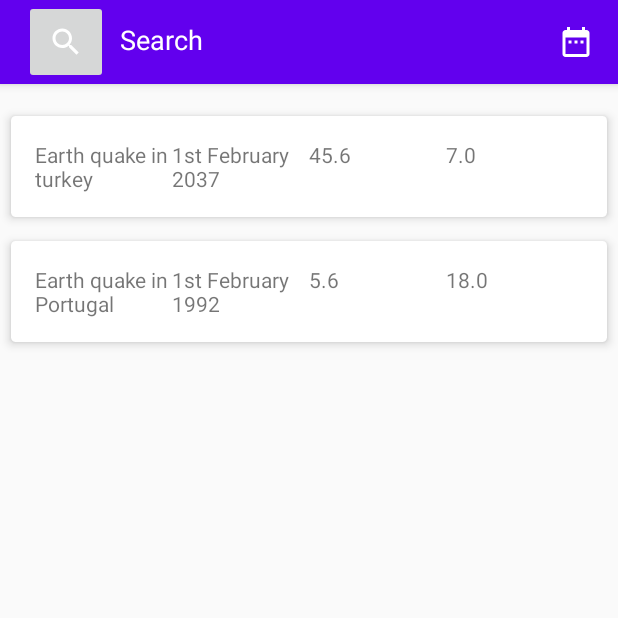
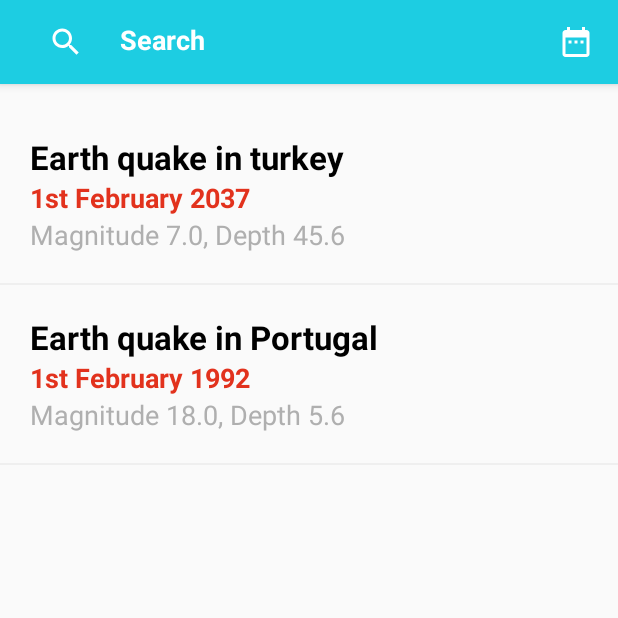
Before and after one commit to frimpongopoku/hot-quakes, an Android app: the screen it shows after launch (MainActivity), on a phone screen of 412 x 824 dp, the top half of it. Run offline under Robolectric (Android 15) with nearby library versions, the phone set to English and light mode, and no system bars; our stand-ins replace data binding.

Commit message:
UI now looking presentable :fire: :ok_hand:

```diff
--- a/app/src/main/res/layout/custom_toolbar.xml
+++ b/app/src/main/res/layout/custom_toolbar.xml
@@ -21,8 +21,12 @@
                 android:layout_width="wrap_content"
                 android:layout_height="wrap_content"
                 android:padding="16dp"
+                android:background="?attr/selectableItemBackgroundBorderless"
                 android:src="@drawable/search_icon_white_24"/>
             <EditText
+                android:singleLine="true"
+                android:maxLines="1"
+                android:textStyle="bold"
                 android:textColor="@color/white"
                 android:textColorHint="@color/white"
                 android:layout_width="0dp"
--- a/app/src/main/res/layout/recycler_view_earth_quake_item.xml
+++ b/app/src/main/res/layout/recycler_view_earth_quake_item.xml
@@ -1,57 +1,105 @@
 <?xml version="1.0" encoding="utf-8"?>
 <layout xmlns:android="http://schemas.android.com/apk/res/android"
     xmlns:card_view="http://schemas.android.com/apk/res-auto"
+
     >
     <data>
         <variable
             name="earthquake"
             type="com.frimpong.hot_quakes.EarthquakeItem" />
     </data>
-    <androidx.cardview.widget.CardView
-        android:foreground="?attr/selectableItemBackground"
-        android:layout_width="match_parent"
-        android:layout_height="wrap_content"
-        android:layout_marginTop="0dp"
-        android:layout_marginBottom="1dp"
-        android:layout_marginLeft="2dp"
-        android:layout_marginRight="2dp"
-        card_view:cardElevation="4dp"
-        card_view:cardCornerRadius="3dp"
-        card_view:cardUseCompatPadding="true">
     <LinearLayout
         android:layout_width="match_parent"
-        android:layout_height="wrap_content"
-        android:orientation="horizontal"
-        android:padding="16dp">
+        android:orientation="vertical"
+        android:background="?attr/selectableItemBackground"
+        android:layout_height="wrap_content">
+    <LinearLayout
+        android:padding="20dp"
 
+        android:orientation="vertical"
+        android:layout_width="match_parent"
+        android:layout_height="wrap_content">
         <TextView
-            android:id="@+id/nameTextView"
-            android:layout_width="0dp"
+            android:textAppearance="@android:style/TextAppearance.Large"
+            android:id="@+id/country_name_text"
+            android:textFontWeight="700"
+            android:layout_width="wrap_content"
             android:layout_height="wrap_content"
-            android:layout_weight="1"
-            android:text="@{earthquake.title}" />
+            android:textColor="@color/black"
+            android:text="@{earthquake.title}">
+        </TextView>
+        <TextView
+            android:textAppearance="@android:style/TextAppearance.Medium"
+            android:id="@+id/start_date_text"
+            android:layout_width="wrap_content"
+            android:layout_height="wrap_content"
+            android:textStyle="bold"
+            android:textColor="@color/app_red"
+            android:text="@{earthquake.pubDate}">
+        </TextView>
+        <TextView
+            android:id="@+id/mag_and_depth_text"
+            android:layout_width="wrap_content"
+            android:layout_height="wrap_content"
+            android:textColor="#AFAFAF"
 
-        <TextView
-            android:id="@+id/dateTextView"
-            android:layout_width="0dp"
-            android:layout_height="wrap_content"
-            android:layout_weight="1"
-            android:text="@{earthquake.pubDate}" />
+            android:textSize="18sp"
+            android:text="@{`Magnitude `+ String.valueOf(earthquake.magnitude)+`, Depth `+String.valueOf(earthquake.depth)}">
+        </TextView>
 
-        <TextView
-            android:id="@+id/depthTextView"
-            android:layout_width="0dp"
-            android:layout_height="wrap_content"
-            android:layout_weight="1"
-            android:text="@{String.valueOf(earthquake.depth)}" />
 
-        <TextView
-            android:id="@+id/magnitudeTextView"
-            android:layout_width="0dp"
-            android:layout_height="wrap_content"
-            android:layout_weight="1"
-            android:text="@{String.valueOf(earthquake.magnitude)}" />
 
     </LinearLayout>
-    </androidx.cardview.widget.CardView>
+    <View
+        android:layout_width="match_parent"
+        android:layout_height="1dp"
+        android:background="#EFEFEF"/>
+    </LinearLayout>
+<!--    <androidx.cardview.widget.CardView-->
+<!--        android:foreground="?attr/selectableItemBackground"-->
+<!--        android:layout_width="match_parent"-->
+<!--        android:layout_height="wrap_content"-->
+<!--        android:layout_marginTop="0dp"-->
+<!--        android:layout_marginBottom="1dp"-->
+<!--        android:layout_marginLeft="2dp"-->
+<!--        android:layout_marginRight="2dp"-->
+<!--        card_view:cardElevation="4dp"-->
+<!--        card_view:cardCornerRadius="3dp"-->
+<!--        card_view:cardUseCompatPadding="true">-->
+<!--    <LinearLayout-->
+<!--        android:layout_width="match_parent"-->
+<!--        android:layout_height="wrap_content"-->
+<!--        android:orientation="horizontal"-->
+<!--        android:padding="16dp">-->
+
+<!--        <TextView-->
+<!--            android:id="@+id/nameTextView"-->
+<!--            android:layout_width="0dp"-->
+<!--            android:layout_height="wrap_content"-->
+<!--            android:layout_weight="1"-->
+<!--            android:text="@{earthquake.title}" />-->
+
+<!--        <TextView-->
+<!--            android:id="@+id/dateTextView"-->
+<!--            android:layout_width="0dp"-->
+<!--            android:layout_height="wrap_content"-->
+<!--            android:layout_weight="1"-->
+<!--            android:text="@{earthquake.pubDate}" />-->
+
+<!--        <TextView-->
+<!--            android:id="@+id/depthTextView"-->
+<!--            android:layout_width="0dp"-->
+<!--            android:layout_height="wrap_content"-->
+<!--            android:layout_weight="1"-->
+<!--            android:text="@{String.valueOf(earthquake.depth)}" />-->
+
+<!--        <TextView-->
+<!--            android:id="@+id/magnitudeTextView"-->
+<!--            android:layout_width="0dp"-->
+<!--            android:layout_height="wrap_content"-->
+<!--            android:layout_weight="1"-->
+<!--            android:text="@{String.valueOf(earthquake.magnitude)}" />-->
+
+<!--    </LinearLayout>-->
+<!--    </androidx.cardview.widget.CardView>-->
 </layout>
--- a/app/src/main/res/values/themes.xml
+++ b/app/src/main/res/values/themes.xml
@@ -2,8 +2,8 @@
     <!-- Base application theme. -->
     <style name="Theme.Hotquakes" parent="Theme.AppCompat.Light.NoActionBar">
         <!-- Primary brand color. -->
-        <item name="colorPrimary">@color/purple_500</item>
-        <item name="colorPrimaryVariant">@color/purple_700</item>
+        <item name="colorPrimary">@color/app_cyan</item>
+        <item name="colorPrimaryVariant">#00BCD4</item>
         <item name="colorOnPrimary">@color/white</item>
         <!-- Secondary brand color. -->
         <item name="colorSecondary">@color/teal_200</item>
```
